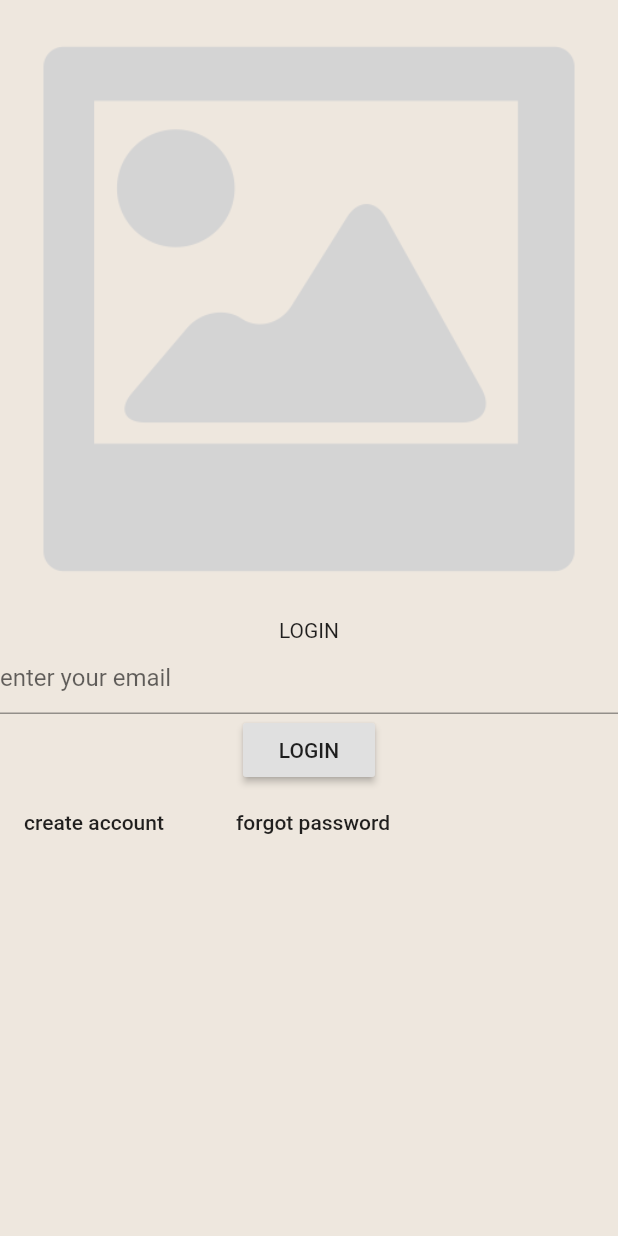
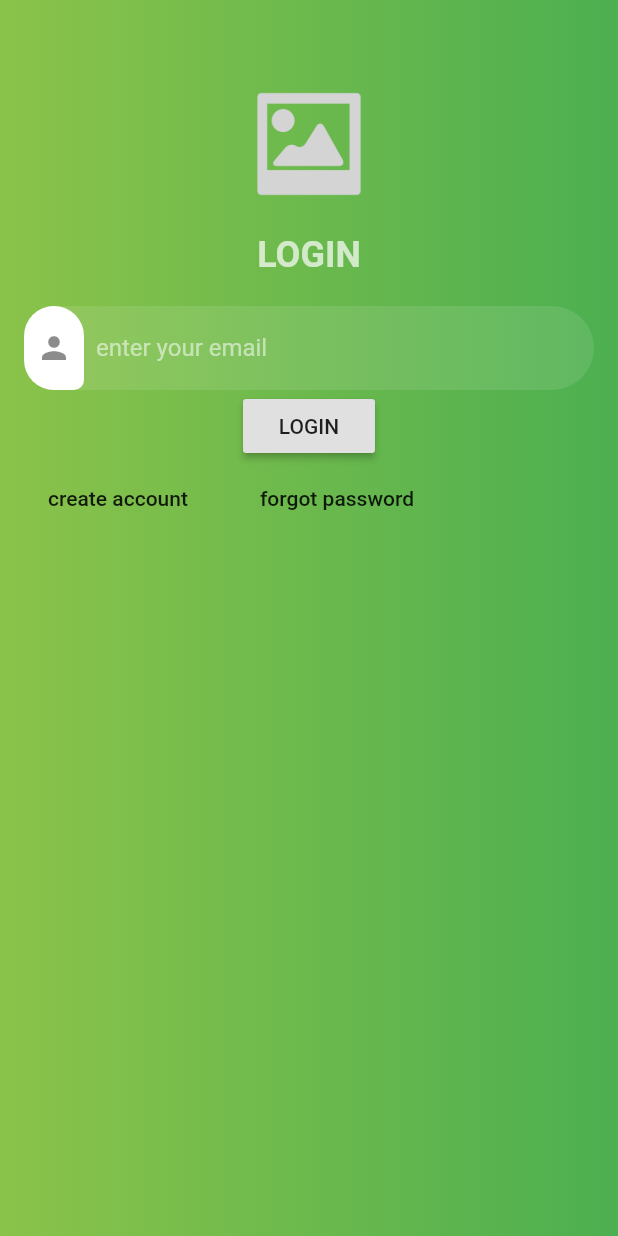
Before and after one commit to olikhanbd/flutter-chat, a Flutter app: the screen it shows after launch, on a phone screen of 412 x 824 dp. Run offline on Flutter 3.47's test engine with Material 2 defaults, Android fonts, the phone set to English and light mode, and no system bars; our stand-ins replace cached_network_image, image_picker.

Commit message:
auth screen updated

```diff
--- a/lib/screens/auth_screen.dart
+++ b/lib/screens/auth_screen.dart
@@ -29,36 +29,75 @@ class _AuthScreenState extends State<AuthScreen> {
   }
 
   Widget buildLogin() {
-    return SingleChildScrollView(
+    return SafeArea(
+        child: Container(
+            height: double.infinity,
+            decoration: BoxDecoration(
+                gradient:
+                    LinearGradient(colors: [Colors.lightGreen, Colors.green])),
+            child: SingleChildScrollView(
+              padding: EdgeInsets.all(16.0),
               child: Column(
                 children: <Widget>[
-          Image.asset(loginLogo),
-          Text("Login".toUpperCase()),
+                  Container(
+                      margin: EdgeInsets.only(top: 40.0, bottom: 20.0),
+                      height: 80,
+                      child: Image.asset(loginLogo)),
+                  Text(
+                    "Login".toUpperCase(),
+                    style: TextStyle(
+                        color: Colors.white70,
+                        fontSize: 24.0,
+                        fontWeight: FontWeight.bold),
+                  ),
+                  SizedBox(
+                    height: 20.0,
+                  ),
                   TextField(
                     decoration: InputDecoration(
+                        contentPadding: EdgeInsets.all(16.0),
+                        prefixIcon: Container(
+                          padding: EdgeInsets.only(top: 16.0, bottom: 16.0),
+                          margin: EdgeInsets.only(right: 8.0),
+                          decoration: BoxDecoration(
+                              color: Colors.white,
+                              borderRadius: BorderRadius.only(
+                                  topLeft: Radius.circular(30.0),
+                                  topRight: Radius.circular(30.0),
+                                  bottomLeft: Radius.circular(30.0),
+                                  bottomRight: Radius.circular(10.0))),
+                          child: Icon(Icons.person),
+                        ),
                         hintText: "enter your email",
+                        hintStyle: TextStyle(
+                          color: Colors.white54,
                         ),
+                        border: OutlineInputBorder(
+                            borderRadius: BorderRadius.circular(30.0),
+                            borderSide: BorderSide.none),
+                        filled: true,
+                        fillColor: Colors.white.withOpacity(0.1)),
                   ),
                   RaisedButton(
                     child: Text("Login".toUpperCase()),
-            onPressed: (){},
+                    onPressed: () {},
                   ),
                   Row(
                     children: <Widget>[
                       FlatButton(
                         child: Text("create account".toLowerCase()),
-                onPressed: (){},
+                        onPressed: () {},
                       ),
                       VerticalDivider(),
                       FlatButton(
                         child: Text("Forgot password".toLowerCase()),
-                onPressed: (){},
+                        onPressed: () {},
                       )
                     ],
                   )
                 ],
               ),
-    );
+            )));
   }
 
   Widget buildRegistration() {
```
Lines whose indentation alone changed are shown as unchanged.
